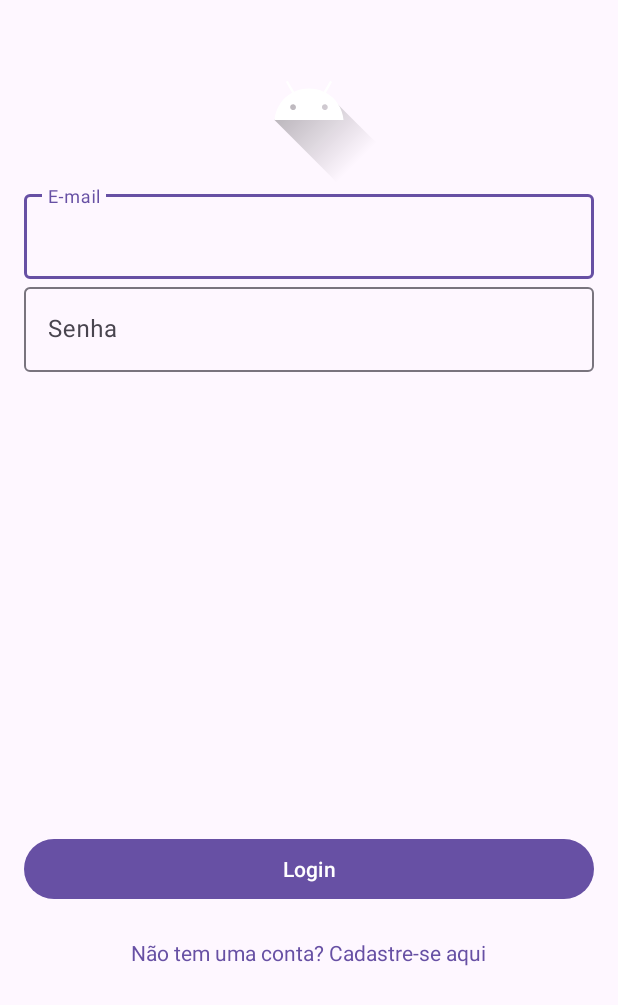
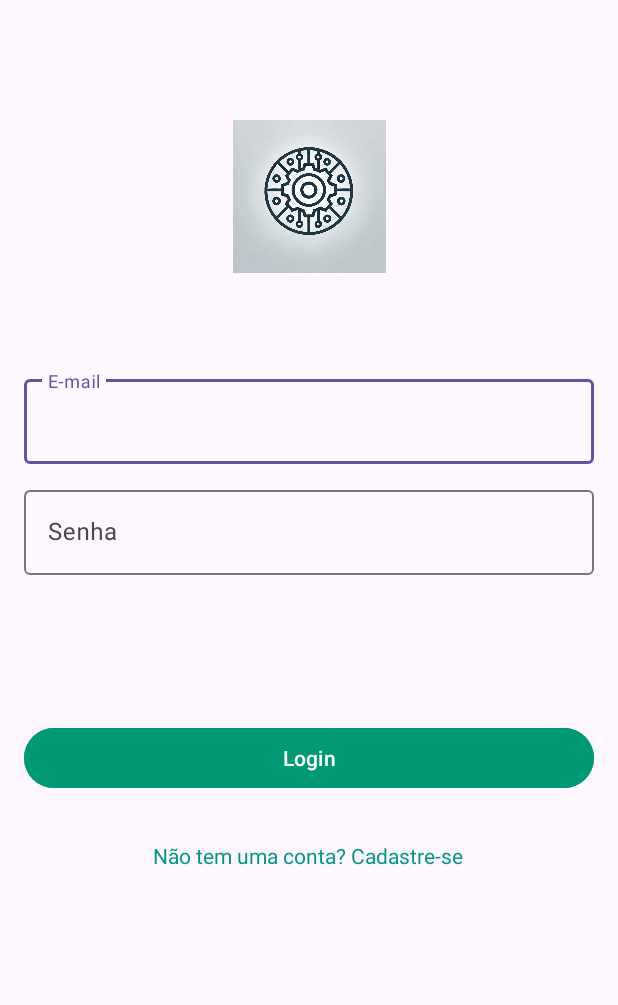
Before and after one commit to NickHirata/marketplace_android, an Android app: the screen it shows after launch (LoginActivity), on a phone screen of 412 x 824 dp. Shown: the top 1005 px of the screen. Run offline under Robolectric (Android 15) with nearby library versions, the phone set to English and light mode, and no system bars.

Commit message:
arrumar telas

```diff
--- a/app/src/main/AndroidManifest.xml
+++ b/app/src/main/AndroidManifest.xml
@@ -30,6 +30,7 @@
 
 
 
+
     </application>
 
 </manifest>
--- a/app/src/main/java/br/com/projeto_android/LoginActivity.kt
+++ b/app/src/main/java/br/com/projeto_android/LoginActivity.kt
@@ -35,17 +35,18 @@ class LoginActivity : AppCompatActivity() {
             validateAndLogin()
         }
 
-        // Configurando o clique do link de cadastro
+        /*// Configurando o clique do link de cadastro
         registerLink.setOnClickListener {
             val intent = Intent(this, RegistroEmpresaActivity::class.java)
             startActivity(intent)
+        }*/
+
+        // Configurando o clique do link de cadastro
+        registerLink.setOnClickListener {
+            val intent = Intent(this, RegistroClienteActivity::class.java)
+            startActivity(intent)
         }
 
-        /*// Configurando o clique do link de cadastro
-        registerLink.setOnClickListener {
-            val intent = Intent(this, RegisterCompanyActivity::class.java)
-            startActivity(intent)
-        }*/
     }
 
     private fun validateAndLogin() {
--- a/app/src/main/java/br/com/projeto_android/OrcamentoActivity.kt
+++ b/app/src/main/java/br/com/projeto_android/OrcamentoActivity.kt
@@ -24,7 +24,7 @@ class OrcamentoActivity : AppCompatActivity() {
         super.onCreate(savedInstanceState)
         setContentView(R.layout.activity_orcamento)
 
-
+        /*
         // Referência ao Spinner
         val statusSpinner = findViewById<Spinner>(R.id.statusSpinner)
         val statusTextView = findViewById<TextView>(R.id.statusTextView)
@@ -63,6 +63,7 @@ class OrcamentoActivity : AppCompatActivity() {
             }
         }
 
+
         // Lógica para o botão Solicitar
         btnSolicitarOrcamento.setOnClickListener {
             val nomeProjeto = editTextNomeProjeto.text.toString()
@@ -93,6 +94,6 @@ class OrcamentoActivity : AppCompatActivity() {
             override fun onNothingSelected(parent: AdapterView<*>) {
                 // Caso nenhum item seja selecionado
             }
-        }
+        }*/
     }
 }
--- a/app/src/main/java/br/com/projeto_android/RegistroEmpresaActivity.kt
+++ b/app/src/main/java/br/com/projeto_android/RegistroEmpresaActivity.kt
@@ -39,10 +39,10 @@ class RegistroEmpresaActivity : AppCompatActivity() {
         phoneEditText = findViewById(R.id.phoneEditText)
         registerButton = findViewById(R.id.registerButton)
 
-        val topAppBar = findViewById<MaterialToolbar>(R.id.topAppBar)
+        /*val topAppBar = findViewById<MaterialToolbar>(R.id.topAppBar)
         topAppBar.setNavigationOnClickListener {
             finish()
-        }
+        }*/
         // Configurando o clique do botão de cadastro
         registerButton.setOnClickListener {
             validateAndRegister()
--- a/app/src/main/res/layout/activity_avaliacao.xml
+++ b/app/src/main/res/layout/activity_avaliacao.xml
@@ -11,7 +11,7 @@
         android:id="@+id/topAppBar"
         android:layout_width="0dp"
         android:layout_height="?attr/actionBarSize"
-        android:background="?attr/colorPrimary"
+        android:background="#009976"
         android:title="Orçamento"
         android:titleTextColor="@android:color/white"
         app:popupTheme="@style/ThemeOverlay.AppCompat.Light"
@@ -40,7 +40,6 @@
         android:layout_height="wrap_content"
         android:layout_marginTop="45dp"
         android:text="AVALIAÇÃO"
-        android:textColor="@color/black"
         android:textSize="24sp"
         android:textStyle="bold"
         app:layout_constraintEnd_toEndOf="parent"
@@ -128,6 +127,8 @@
             android:id="@+id/cancelButton"
             android:layout_width="0dp"
             android:layout_height="wrap_content"
+            android:backgroundTint="@color/design_default_color_background"
+            android:textColor="#009976"
             android:layout_weight="1"
             android:text="Cancelar" />
 
@@ -135,6 +136,7 @@
             android:id="@+id/submitButton"
             android:layout_width="0dp"
             android:layout_height="wrap_content"
+            android:backgroundTint="#009976"
             android:layout_weight="1"
             android:text="Enviar Avaliação"  />
     </LinearLayout>
--- a/app/src/main/res/layout/activity_comments.xml
+++ b/app/src/main/res/layout/activity_comments.xml
@@ -13,12 +13,13 @@
         android:id="@+id/titleTextView"
         android:layout_width="0dp"
         android:layout_height="wrap_content"
-        android:text="Comentários do Projeto Tal"
+
+        android:text="Comentários do Projeto XYZ"
         android:textSize="24sp"
         android:textStyle="bold"
         android:gravity="center"
         android:textColor="@android:color/white"
-        android:background="?attr/colorPrimary"
+        android:background="#009976"
         android:padding="16dp"
         android:paddingBottom="8dp"
         app:layout_constraintTop_toTopOf="parent"
@@ -64,6 +65,7 @@
             android:id="@+id/buttonSend"
             android:layout_width="wrap_content"
             android:layout_height="wrap_content"
+            android:backgroundTint="#009976"
             android:text="Send"
             android:layout_marginStart="8dp" />
     </LinearLayout>
--- a/app/src/main/res/layout/activity_listar_clientes.xml
+++ b/app/src/main/res/layout/activity_listar_clientes.xml
@@ -12,7 +12,6 @@
         android:layout_width="wrap_content"
         android:layout_height="wrap_content"
         android:text="Lista de Clientes"
-        android:textColor="#000000"
         android:textSize="24sp"
         android:textStyle="bold"
         android:layout_gravity="center"
@@ -23,7 +22,7 @@
         android:layout_width="match_parent"
         android:layout_height="0dp"
         android:layout_weight="1"
-        android:divider="#BB86FC"
+        android:divider="#009976"
         android:dividerHeight="1dp" />
 
     <Button
@@ -31,8 +30,7 @@
         android:layout_width="match_parent"
         android:layout_height="wrap_content"
         android:text="Cadastrar Cliente"
-        android:backgroundTint="#BB86FC"
-        android:textColor="#FFFFFF"
+        android:backgroundTint="#009976"
         android:layout_marginTop="16dp" />
 
 </LinearLayout>
--- a/app/src/main/res/layout/activity_listar_funcionarios.xml
+++ b/app/src/main/res/layout/activity_listar_funcionarios.xml
@@ -12,7 +12,6 @@
         android:layout_width="wrap_content"
         android:layout_height="wrap_content"
         android:text="Lista de Funcionários"
-        android:textColor="#000000"
         android:textSize="30sp"
         android:textStyle="bold"
         android:layout_gravity="center"
--- a/app/src/main/res/layout/activity_login.xml
+++ b/app/src/main/res/layout/activity_login.xml
@@ -11,9 +11,10 @@
     <!-- Logo -->
     <ImageView
         android:id="@+id/logo"
-        android:layout_width="wrap_content"
-        android:layout_height="wrap_content"
-        android:src="@drawable/ic_launcher_foreground"
+        android:layout_width="118dp"
+        android:layout_height="102dp"
+        android:src="@drawable/logo"
+        android:layout_marginTop="64dp"
         app:layout_constraintBottom_toTopOf="@+id/emailEditText"
         app:layout_constraintEnd_toEndOf="parent"
         app:layout_constraintStart_toStartOf="parent"
@@ -26,6 +27,7 @@
         android:id="@+id/emailInputLayout"
         android:layout_width="0dp"
         android:layout_height="wrap_content"
+        android:layout_marginTop="65dp"
         android:hint="E-mail"
         app:layout_constraintEnd_toEndOf="parent"
         app:layout_constraintStart_toStartOf="parent"
@@ -43,6 +45,7 @@
         android:id="@+id/passwordInputLayout"
         android:layout_width="0dp"
         android:layout_height="wrap_content"
+        android:layout_marginTop="12dp"
         android:hint="Senha"
         app:layout_constraintEnd_toEndOf="parent"
         app:layout_constraintStart_toStartOf="parent"
@@ -56,26 +59,31 @@
     </com.google.android.material.textfield.TextInputLayout>
 
     <!-- Login Button -->
+
+    <!-- Register Link -->
+
     <com.google.android.material.button.MaterialButton
         android:id="@+id/loginButton"
         android:layout_width="0dp"
         android:layout_height="wrap_content"
+        android:backgroundTint="#009976"
         android:text="Login"
+        android:textColor="#FFFFFF"
         app:layout_constraintBottom_toBottomOf="parent"
         app:layout_constraintEnd_toEndOf="parent"
+        app:layout_constraintHorizontal_bias="0.0"
         app:layout_constraintStart_toStartOf="parent"
         app:layout_constraintTop_toBottomOf="@+id/passwordInputLayout"
-        app:layout_constraintVertical_bias="0.6" />
+        app:layout_constraintVertical_bias="0.261" />
 
-    <!-- Register Link -->
     <TextView
         android:id="@+id/registerLink"
         android:layout_width="wrap_content"
         android:layout_height="wrap_content"
         android:clickable="true"
         android:focusable="true"
-        android:text="Não tem uma conta? Cadastre-se aqui"
-        android:textColor="?attr/colorPrimary"
+        android:text="Não tem uma conta? Cadastre-se"
+        android:textColor="#009688"
         app:layout_constraintBottom_toBottomOf="parent"
         app:layout_constraintEnd_toEndOf="parent"
         app:layout_constraintHorizontal_bias="0.496"
--- a/app/src/main/res/layout/cadastro_empresa.xml
+++ b/app/src/main/res/layout/cadastro_empresa.xml
@@ -14,7 +14,7 @@
         android:id="@+id/registerLabel"
         android:layout_width="wrap_content"
         android:layout_height="wrap_content"
-        android:text="Cadastro de Empresa"
+        android:text="Cadastre sua Empresa"
         android:textSize="25dp"
         android:textStyle="bold"
         app:layout_constraintEnd_toEndOf="parent"
@@ -63,7 +63,7 @@
         android:id="@+id/cnpjInputLayout"
         android:layout_width="0dp"
         android:layout_height="wrap_content"
-        android:hint="CNPJ"
+        android:hint="CPF/CNPJ"
         app:layout_constraintEnd_toEndOf="parent"
         app:layout_constraintStart_toStartOf="parent"
         app:layout_constraintTop_toBottomOf="@+id/emailInputLayout">
@@ -114,6 +114,8 @@
         android:id="@+id/registerButton"
         android:layout_width="0dp"
         android:layout_height="wrap_content"
+        android:backgroundTint="#009976"
+        android:textColor="#FFFFFF"
         android:text="Cadastrar sua Empresa"
         app:layout_constraintBottom_toBottomOf="parent"
         app:layout_constraintEnd_toEndOf="parent"
```
Also changed, not shown: app/src/main/res/layout/activity_alterar_senha.xml (+24 -6 lines), app/src/main/res/layout/activity_editar_perfil.xml (+24 -6 lines), app/src/main/res/layout/activity_orcamento.xml (+19 -6 lines), app/src/main/res/drawable/logo.jpeg (deleted), 1 other file.
